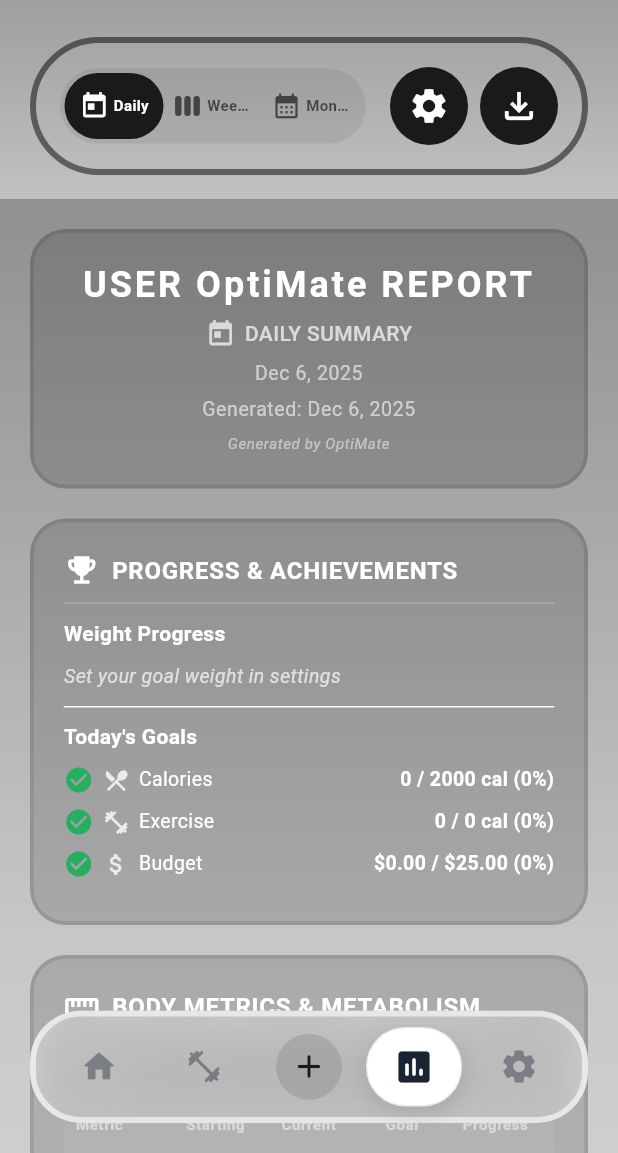
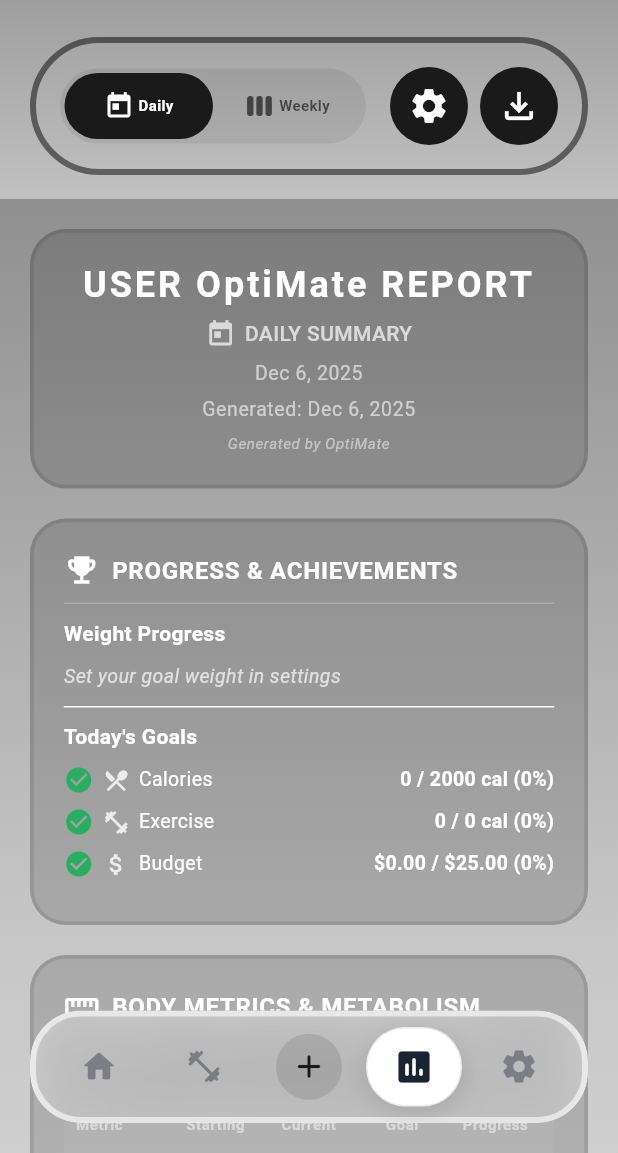
Before and after one commit to siho1117/food_cal, a Flutter app: the screen it shows after launch, item 4 of the bottom bar chosen, on a phone screen of 412 x 824 dp, the part 83-1236 px from its top. Run offline on Flutter 3.47's test engine with Material 3 defaults, Android fonts, the phone set to English and light mode, and no system bars; drawn by our look-alikes of screenshot; our stand-ins replace fl_chart, flutter_dotenv, flutter_image_compress, flutter_slidable, image_gallery_saver, image_picker and 3 more; accounts and stored records are empty.

Commit message:
Your commit message here

```diff
--- a/lib/widgets/summary/summary_controls_widget.dart
+++ b/lib/widgets/summary/summary_controls_widget.dart
@@ -4,6 +4,9 @@ import 'package:provider/provider.dart';
 import '../../config/design_system/widget_theme.dart';
 import '../../config/design_system/typography.dart';
 import '../../providers/theme_provider.dart';
+
+/// Feature flag: Set to true to enable monthly view in Stage 2
+const bool _enableMonthlyView = false;
 
 enum SummaryPeriod { daily, weekly, monthly }
 
@@ -76,7 +79,9 @@ class SummaryControlsWidget extends StatelessWidget {
       ),
       padding: EdgeInsets.all(AppWidgetTheme.spaceXXS), // Small padding around tabs
       child: Row(
-        children: SummaryPeriod.values.map((period) {
+        children: SummaryPeriod.values
+            .where((period) => _enableMonthlyView || period != SummaryPeriod.monthly)
+            .map((period) {
           final isSelected = period == currentPeriod;
           return Expanded(
             child: GestureDetector(
```
